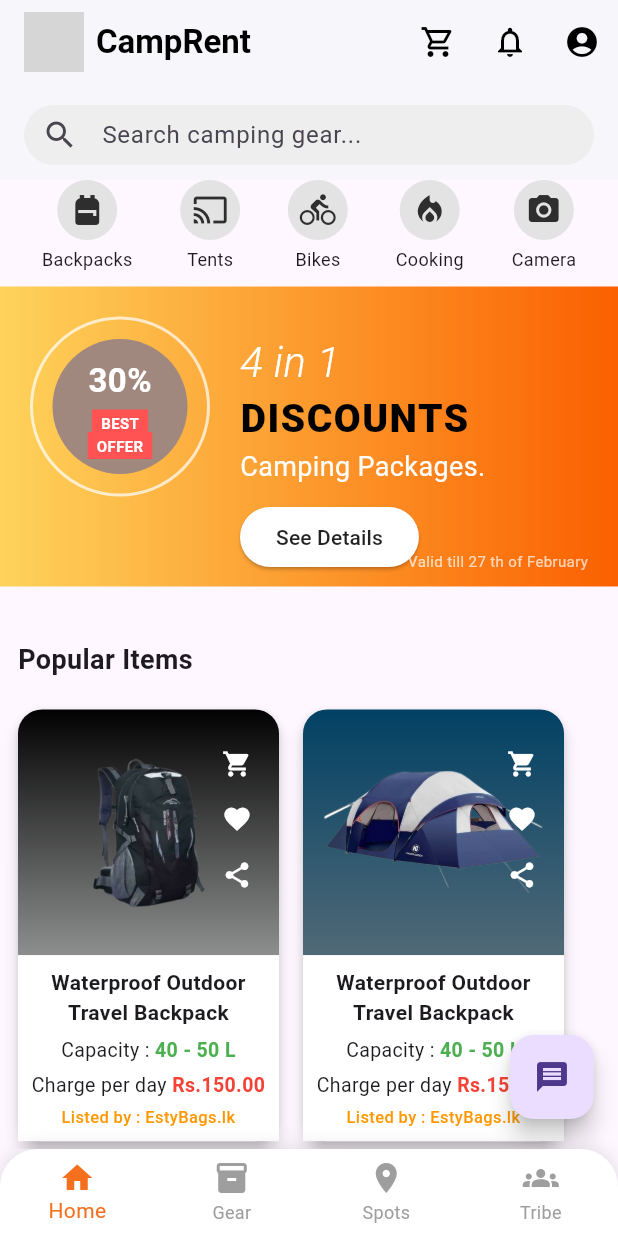
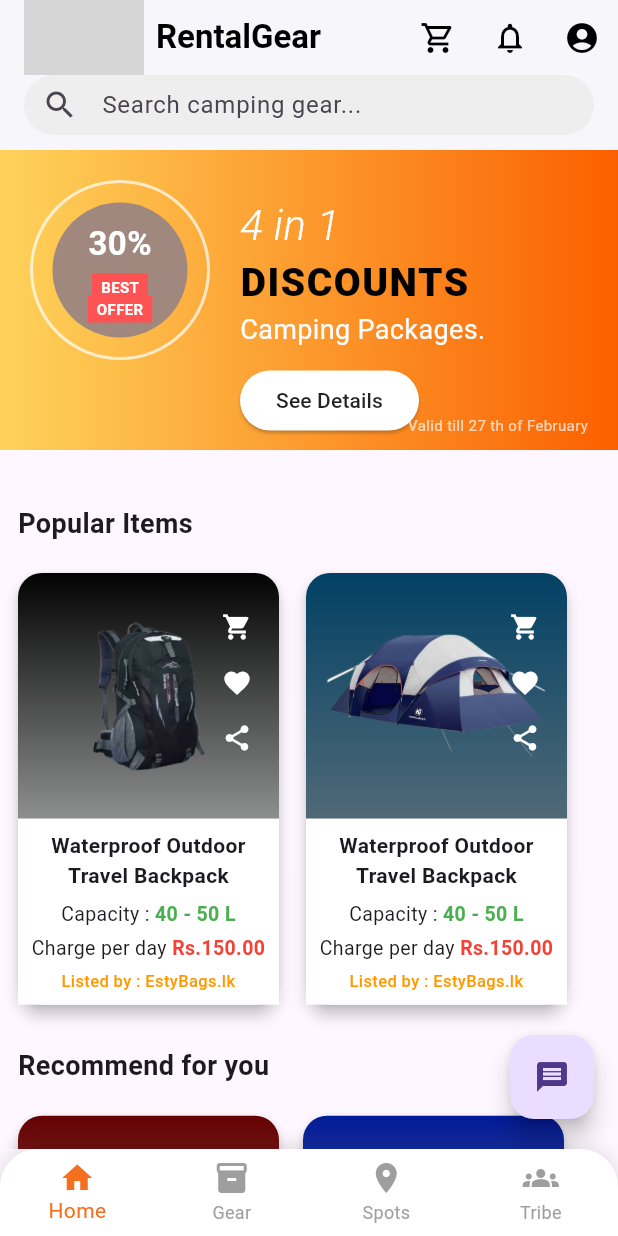
Before and after one commit to nilupul-dew/MAD_Group_09, a Flutter app: the screen it shows after launch, on a phone screen of 412 x 824 dp. Run offline on Flutter 3.47's test engine with Material 3 defaults, Android fonts, the light colour scheme and no system bars; our stand-ins replace cloud_firestore, firebase_core; accounts and stored records are empty; grey boxes are pictures that could not be loaded.

Commit message:
update homescreen

```diff
--- a/hiking_app/lib/presentation/screens/home_screen.dart
+++ b/hiking_app/lib/presentation/screens/home_screen.dart
@@ -81,8 +81,13 @@ class _HomeScreenState extends State<HomeScreen> {
                           SnackBar(content: Text("SOS tapped")),
                         );
                       },
-                      icon: Icon(Icons.warning),
-                      label: Text('SOS'),
+                      icon: Icon(
+                        Icons.warning,
+                        color: const Color.fromARGB(255, 248, 4, 4),
+                      ),
+                      label: Text('SOS',
+                          style: TextStyle(
+                              color: const Color.fromARGB(255, 253, 4, 4))),
                       backgroundColor: const Color.fromARGB(255, 255, 255, 255),
                     ),
                   ),
@@ -119,7 +124,7 @@ class HomePageContent extends StatelessWidget {
   Widget build(BuildContext context) {
     return Scaffold(
       appBar: PreferredSize(
-        preferredSize: Size.fromHeight(120),
+        preferredSize: Size.fromHeight(100),
         child: AppBar(
           backgroundColor: Colors.white,
           elevation: 1,
@@ -127,14 +132,14 @@ class HomePageContent extends StatelessWidget {
           title: Row(
             children: [
               Image.asset(
-                'assets/images/logo1.jpg',
-                height: 40,
+                'assets/images/logo1.png',
+                height: 80,
               ),
               SizedBox(width: 8),
               Text(
-                'CampRent',
+                'RentalGear',
                 style: TextStyle(
-                  color: Colors.black,
+                  color: const Color.fromARGB(255, 0, 0, 0),
                   fontWeight: FontWeight.bold,
                 ),
               ),
@@ -181,40 +186,15 @@ class HomePageContent extends StatelessWidget {
         child: Column(
           crossAxisAlignment: CrossAxisAlignment.start,
           children: [
-            // Category Icons
-            Padding(
-              padding: const EdgeInsets.symmetric(horizontal: 12),
-              child: Row(
-                mainAxisAlignment: MainAxisAlignment.spaceAround,
-                children: categoryIcons.map((cat) {
-                  return Column(
-                    children: [
-                      CircleAvatar(
-                        backgroundColor:
-                            const Color.fromARGB(255, 226, 227, 226),
-                        child: Icon(cat['icon'] as IconData,
-                            color: const Color.fromARGB(255, 45, 46, 45)),
-                      ),
-                      SizedBox(height: 4),
-                      Text(cat['label'] as String,
-                          style: TextStyle(fontSize: 12)),
-                    ],
-                  );
-                }).toList(),
-              ),
-            ),
-            SizedBox(height: 10),
-
             // Discount Banner
             DiscountBanner(),
-
             SizedBox(height: 20),
             // Popular Items
             SectionTitle(title: "Popular Items"),
             Padding(
               padding: const EdgeInsets.all(8.0),
               child: Wrap(
-                spacing: 8,
+                spacing: 10,
                 runSpacing: 12,
                 children: [
                   ItemCard(
@@ -249,7 +229,7 @@ class HomePageContent extends StatelessWidget {
               ),
             ),
 
-// Recommended
+// Recommended for you
             SectionTitle(title: "Recommend for you"),
             Padding(
               padding: const EdgeInsets.all(8.0),
```
